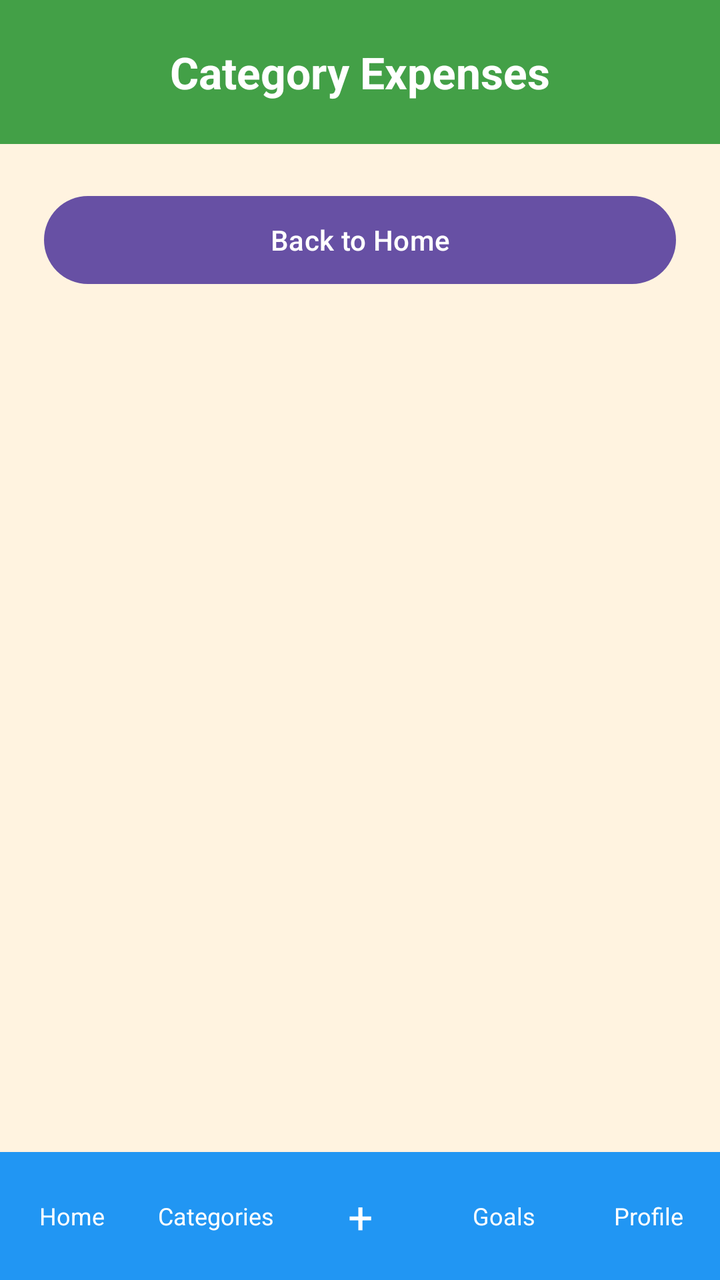
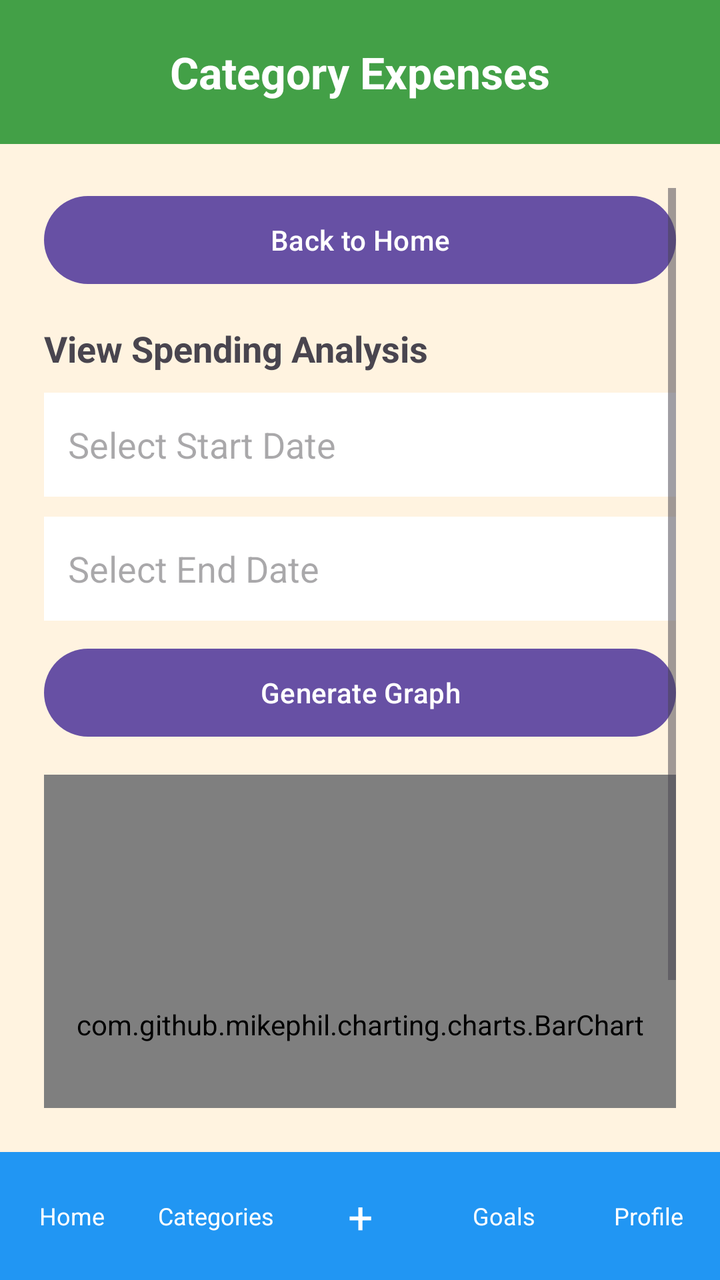

Before-and-after screenshots of an Android layout around one commit, followed by the original layout XML and the change that was made.
<!-- AndroidManifest.xml: application theme Theme.BudgetQuest -->
<!-- res/layout/activity_expense_list.xml -->
<?xml version="1.0" encoding="utf-8"?>
<LinearLayout xmlns:android="http://schemas.android.com/apk/res/android"
    android:id="@+id/main"
    android:layout_width="match_parent"
    android:layout_height="match_parent"
    android:orientation="vertical"
    android:background="#FFF3E0">

    
    <LinearLayout
        android:layout_width="match_parent"
        android:layout_height="72dp"
        android:gravity="center"
        android:background="#43A047">

        <TextView
            android:id="@+id/tvExpenseListTitle"
            android:layout_width="wrap_content"
            android:layout_height="wrap_content"
            android:text="Category Expenses"
            android:textColor="#FFFFFF"
            android:textSize="22sp"
            android:textStyle="bold" />
    </LinearLayout>

    
    <ScrollView
        android:layout_width="match_parent"
        android:layout_height="0dp"
        android:layout_weight="1"
        android:padding="22dp">

        <LinearLayout
            android:layout_width="match_parent"
            android:layout_height="wrap_content"
            android:orientation="vertical">

            
            <Button
                android:id="@+id/btnBackHome"
                android:layout_width="match_parent"
                android:layout_height="52dp"
                android:text="Back to Home"
                android:textAllCaps="false"
                android:layout_marginBottom="16dp" />

            
            <LinearLayout
                android:id="@+id/expenseListContainer"
                android:layout_width="match_parent"
                android:layout_height="wrap_content"
                android:orientation="vertical" />

        </LinearLayout>
    </ScrollView>

    
    <LinearLayout
        android:layout_width="match_parent"
        android:layout_height="64dp"
        android:orientation="horizontal"
        android:gravity="center"
        android:background="#2196F3">

        <TextView
            android:id="@+id/navHome"
            android:layout_width="0dp"
            android:layout_height="match_parent"
            android:layout_weight="1"
            android:gravity="center"
            android:text="Home"
            android:textColor="#FFFFFF"
            android:textSize="12sp" />

        <TextView
            android:id="@+id/navCategories"
            android:layout_width="0dp"
            android:layout_height="match_parent"
            android:layout_weight="1"
            android:gravity="center"
            android:text="Categories"
            android:textColor="#FFFFFF"
            android:textSize="12sp" />

        <TextView
            android:id="@+id/navAddExpense"
            android:layout_width="0dp"
            android:layout_height="match_parent"
            android:layout_weight="1"
            android:gravity="center"
            android:text="+"
            android:textColor="#FFFFFF"
            android:textSize="22sp" />

        <TextView
            android:id="@+id/navGoals"
            android:layout_width="0dp"
            android:layout_height="match_parent"
            android:layout_weight="1"
            android:gravity="center"
            android:text="Goals"
            android:textColor="#FFFFFF"
            android:textSize="12sp" />

        <TextView
            android:id="@+id/navProfile"
            android:layout_width="0dp"
            android:layout_height="match_parent"
            android:layout_weight="1"
            android:gravity="center"
            android:text="Profile"
            android:textColor="#FFFFFF"
            android:textSize="12sp" />
    </LinearLayout>

</LinearLayout>
<!-- resources referenced by this layout -->
<resources>
  <style name="Theme.BudgetQuest" parent="Base.Theme.BudgetQuest" />
  <style name="Base.Theme.BudgetQuest" parent="Theme.Material3.DayNight.NoActionBar">
          
          
      </style>
</resources>

<!-- the commit's change to res/layout/activity_expense_list.xml (unified diff, before → after) -->
@@ -43,6 +43,50 @@
                 android:text="Back to Home"
                 android:textAllCaps="false"
                 android:layout_marginBottom="16dp" />
+
+            
+            <TextView
+                android:layout_width="match_parent"
+                android:layout_height="wrap_content"
+                android:text="View Spending Analysis"
+                android:textSize="18sp"
+                android:textStyle="bold"
+                android:layout_marginBottom="10dp"/>
+
+            <EditText
+                android:id="@+id/edtStartDate"
+                android:layout_width="match_parent"
+                android:layout_height="52dp"
+                android:layout_marginBottom="10dp"
+                android:background="#FFFFFF"
+                android:focusable="false"
+                android:hint="Select Start Date"
+                android:padding="12dp"/>
+
+            <EditText
+                android:id="@+id/edtEndDate"
+                android:layout_width="match_parent"
+                android:layout_height="52dp"
+                android:layout_marginBottom="10dp"
+                android:background="#FFFFFF"
+                android:focusable="false"
+                android:hint="Select End Date"
+                android:padding="12dp"/>
+
+            <Button
+                android:id="@+id/btnGenerateGraph"
+                android:layout_width="match_parent"
+                android:layout_height="52dp"
+                android:text="Generate Graph"
+                android:textAllCaps="false"/>
+
+            <com.github.mikephil.charting.charts.BarChart
+                android:id="@+id/barChart"
+                android:layout_width="match_parent"
+                android:layout_height="250dp"
+                android:layout_marginTop="15dp"
+                android:layout_marginBottom="20dp"/>
+
 
             
             <LinearLayout
